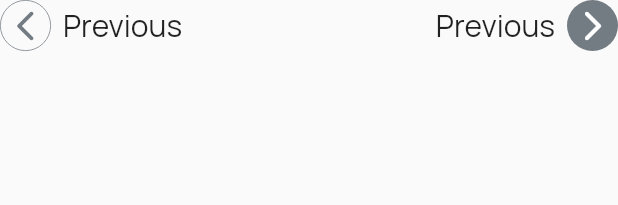
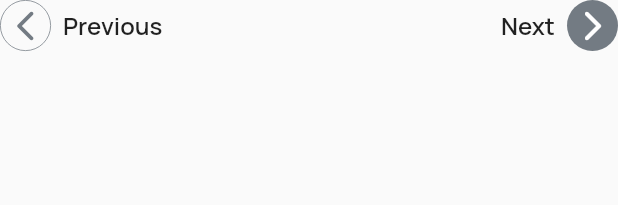
Before and after one commit to Anan-Jewels/onboarding-flutter, a Flutter app: the ProductListingActions widget shown alone on an empty page, opened directly, on a phone screen of 412 x 824 dp. Shown: the top 205 px of the screen. Run offline on Flutter 3.47's test engine with Material 2 defaults, Android fonts, the phone set to English and light mode, and no system bars; our stand-ins replace dio, equatable, flutter_bloc, google_fonts; network calls fail.

Commit message:
FIX : ui fix

```diff
--- a/lib/features/product/product_listing/ui/screens/product_listing_screen.dart
+++ b/lib/features/product/product_listing/ui/screens/product_listing_screen.dart
@@ -62,7 +62,7 @@ class _ProductListingScreenState extends State<ProductListingScreen> {
                               padding: EdgeInsets.zero,
                               gridDelegate:
                                   const SliverGridDelegateWithFixedCrossAxisCount(
-                                      childAspectRatio: 0.80,
+                                      childAspectRatio: 0.70,
                                       crossAxisCount: 3,
                                       mainAxisSpacing: 10.0),
                               itemBuilder: (context, index) {
@@ -95,8 +95,8 @@ class _ProductListingScreenState extends State<ProductListingScreen> {
                               }),
                         ),
                         BlocProvider.value(
-                          value: _productListingBloc,
-                          child: const ProductListingActions())
+                            value: _productListingBloc,
+                            child: const ProductListingActions())
                       ],
                     ),
                   ),
--- a/lib/features/product/product_listing/ui/widgets/product_card.dart
+++ b/lib/features/product/product_listing/ui/widgets/product_card.dart
@@ -8,7 +8,7 @@ class ProductCard extends StatelessWidget {
   @override
   Widget build(BuildContext context) {
     return Container(
-      height: 100.0,
+      height: 130.0,
       width: 100.0,
       decoration: BoxDecoration(
         color: Theme.of(context).primaryColor,
--- a/lib/features/product/product_listing/ui/widgets/product_listing_actions.dart
+++ b/lib/features/product/product_listing/ui/widgets/product_listing_actions.dart
@@ -14,7 +14,11 @@ class ProductListingActions extends StatelessWidget {
       child: Row(
         mainAxisAlignment: MainAxisAlignment.spaceBetween,
         children: [
-          Row(
+          InkWell(
+            onTap: () {
+              Navigator.pop(context);
+            },
+            child: Row(
               children: [
                 Container(
                   height: 34.0,
@@ -37,9 +41,10 @@ class ProductListingActions extends StatelessWidget {
                 ),
                 const Text(
                   'Previous',
-                style: TextStyle(fontSize: 20.0),
+                  style: TextStyle(fontSize: 16.0, fontWeight: FontWeight.w600),
                 )
               ],
+            ),
           ),
           InkWell(
             onTap: () {
@@ -49,8 +54,8 @@ class ProductListingActions extends StatelessWidget {
             child: Row(
               children: [
                 const Text(
-                  'Previous',
-                  style: TextStyle(fontSize: 20.0),
+                  'Next',
+                  style: TextStyle(fontSize: 16.0, fontWeight: FontWeight.w600),
                 ),
                 const SizedBox(
                   width: 8.0,
```
Also changed, not shown: lib/features/product/product_listing/ui/widgets/product_card_title.dart (+2 -6 lines). Lines whose indentation alone changed are shown as unchanged.
